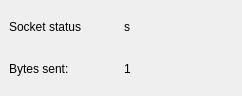
Before: the Qt Designer form mainwindow.ui in amtkelol/temp, drawn with Qt 5.
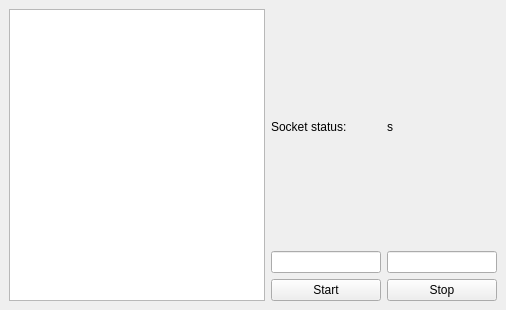
After: the same form once the commit is applied.

The edit to the form file:
```diff
--- a/mainwindow.ui
+++ b/mainwindow.ui
@@ -6,8 +6,8 @@
    <rect>
     <x>0</x>
     <y>0</y>
-    <width>242</width>
-    <height>96</height>
+    <width>506</width>
+    <height>310</height>
    </rect>
   </property>
   <property name="windowTitle">
@@ -15,29 +15,18 @@
   </property>
   <widget class="QWidget" name="centralwidget">
    <layout class="QHBoxLayout" name="horizontalLayout">
+    <item>
+     <widget class="QTextEdit" name="textEdit">
+      <property name="sizePolicy">
+       <sizepolicy hsizetype="Preferred" vsizetype="Preferred">
+        <horstretch>0</horstretch>
+        <verstretch>0</verstretch>
+       </sizepolicy>
+      </property>
+     </widget>
+    </item>
     <item>
      <layout class="QGridLayout" name="labelLayout">
-      <item row="1" column="0">
-       <widget class="QLabel" name="label">
-        <property name="text">
-         <string>Bytes sent:</string>
-        </property>
-       </widget>
-      </item>
-      <item row="0" column="0">
-       <widget class="QLabel" name="label2">
-        <property name="text">
-         <string>Socket status</string>
-        </property>
-       </widget>
-      </item>
-      <item row="1" column="1">
-       <widget class="QLabel" name="bytesSent">
-        <property name="text">
-         <string>1</string>
-        </property>
-       </widget>
-      </item>
       <item row="0" column="1">
        <widget class="QLabel" name="socketStatus">
         <property name="text">
@@ -45,6 +34,47 @@
         </property>
        </widget>
       </item>
+      <item row="0" column="0">
+       <widget class="QLabel" name="label2">
+        <property name="text">
+         <string>Socket status:</string>
+        </property>
+       </widget>
+      </item>
+      <item row="1" column="1">
+       <widget class="QLineEdit" name="portLineEdit">
+        <property name="sizePolicy">
+         <sizepolicy hsizetype="Minimum" vsizetype="Fixed">
+          <horstretch>0</horstretch>
+          <verstretch>0</verstretch>
+         </sizepolicy>
+        </property>
+       </widget>
+      </item>
+      <item row="2" column="1">
+       <widget class="QPushButton" name="stopButton">
+        <property name="text">
+         <string>Stop</string>
+        </property>
+       </widget>
+      </item>
+      <item row="2" column="0">
+       <widget class="QPushButton" name="startButton">
+        <property name="text">
+         <string>Start</string>
+        </property>
+       </widget>
+      </item>
+      <item row="1" column="0">
+       <widget class="QLineEdit" name="adressLineEdit">
+        <property name="sizePolicy">
+         <sizepolicy hsizetype="Ignored" vsizetype="Fixed">
+          <horstretch>0</horstretch>
+          <verstretch>0</verstretch>
+         </sizepolicy>
+        </property>
+       </widget>
+      </item>
      </layout>
     </item>
    </layout>
```
